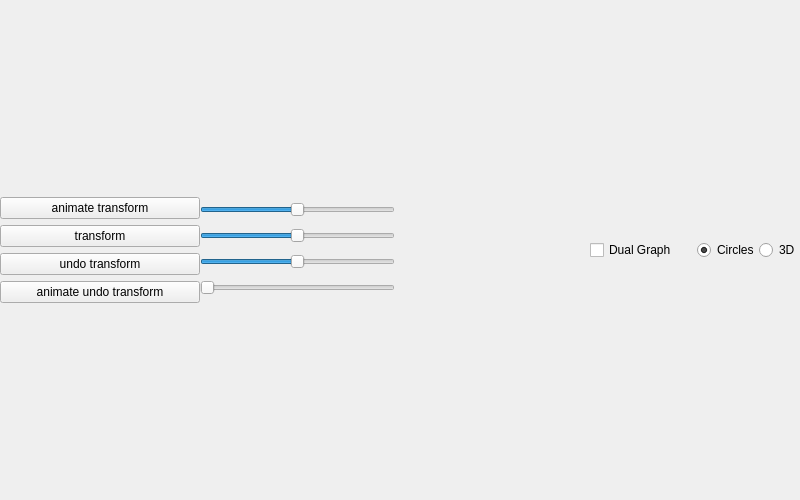
First picture: the form in bubblewrap/ui/widget.ui, repository daviddumas/bubble-wrap, before the edit.
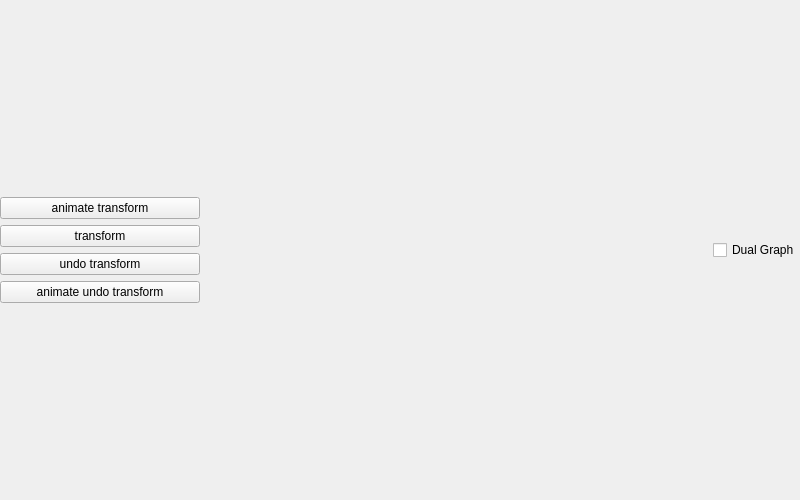
Second picture: the form after the edit.

Commit message: UI simplified for upcoming updates

Diff of the .ui file:
```diff
--- a/bubblewrap/ui/widget.ui
+++ b/bubblewrap/ui/widget.ui
@@ -78,7 +78,7 @@
     </layout>
    </item>
    <item>
-    <layout class="QHBoxLayout" name="horizontalLayout_2" stretch="0,0,0,0,0,0">
+    <layout class="QHBoxLayout" name="horizontalLayout_2" stretch="0,0,0">
      <property name="spacing">
       <number>0</number>
      </property>
@@ -216,71 +216,6 @@
        </item>
       </layout>
      </item>
-     <item>
-      <layout class="QVBoxLayout" name="verticalLayout_4">
-       <item>
-        <widget class="QSlider" name="xrot">
-         <property name="minimum">
-          <number>-300</number>
-         </property>
-         <property name="maximum">
-          <number>300</number>
-         </property>
-         <property name="value">
-          <number>0</number>
-         </property>
-         <property name="orientation">
-          <enum>Qt::Horizontal</enum>
-         </property>
-        </widget>
-       </item>
-       <item>
-        <widget class="QSlider" name="yrot">
-         <property name="minimum">
-          <number>-300</number>
-         </property>
-         <property name="maximum">
-          <number>300</number>
-         </property>
-         <property name="value">
-          <number>0</number>
-         </property>
-         <property name="orientation">
-          <enum>Qt::Horizontal</enum>
-         </property>
-        </widget>
-       </item>
-       <item>
-        <widget class="QSlider" name="zrot">
-         <property name="minimum">
-          <number>-300</number>
-         </property>
-         <property name="maximum">
-          <number>300</number>
-         </property>
-         <property name="value">
-          <number>0</number>
-         </property>
-         <property name="orientation">
-          <enum>Qt::Horizontal</enum>
-         </property>
-        </widget>
-       </item>
-       <item>
-        <widget class="QSlider" name="amountSlider">
-         <property name="minimum">
-          <number>9</number>
-         </property>
-         <property name="maximum">
-          <number>1999</number>
-         </property>
-         <property name="orientation">
-          <enum>Qt::Horizontal</enum>
-         </property>
-        </widget>
-       </item>
-      </layout>
-     </item>
      <item>
       <spacer name="horizontalSpacer">
        <property name="orientation">
@@ -301,46 +236,6 @@
        </property>
       </widget>
      </item>
-     <item>
-      <spacer name="verticalSpacer">
-       <property name="orientation">
-        <enum>Qt::Vertical</enum>
-       </property>
-       <property name="sizeType">
-        <enum>QSizePolicy::Fixed</enum>
-       </property>
-       <property name="sizeHint" stdset="0">
-        <size>
-         <width>20</width>
-         <height>100</height>
-        </size>
-       </property>
-      </spacer>
-     </item>
-     <item>
-      <layout class="QHBoxLayout" name="horizontalLayout_3">
-       <property name="spacing">
-        <number>0</number>
-       </property>
-       <item>
-        <widget class="QRadioButton" name="view_circles">
-         <property name="text">
-          <string>Circles</string>
-         </property>
-         <property name="checked">
-          <bool>true</bool>
-         </property>
-        </widget>
-       </item>
-       <item>
-        <widget class="QRadioButton" name="view_3d">
-         <property name="text">
-          <string>3D</string>
-         </property>
-        </widget>
-       </item>
-      </layout>
-     </item>
     </layout>
    </item>
   </layout>
```
Left out of the diff: 2 changed lines with no effect on the pictures. The commit also changes 4 other files.
